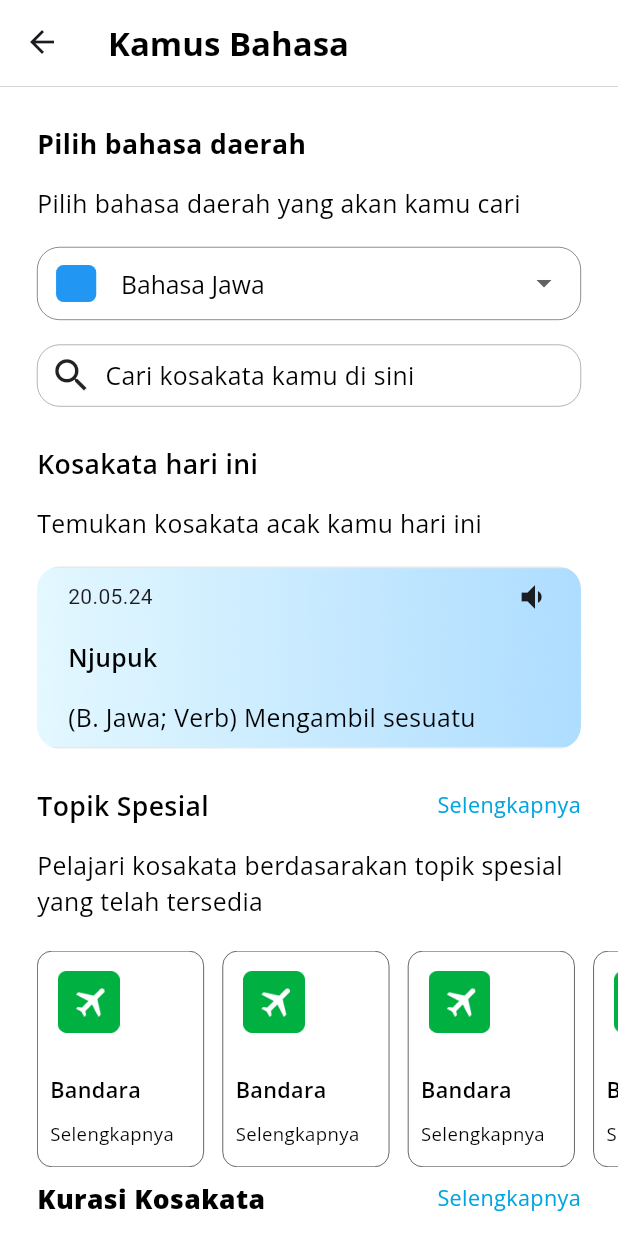
After one commit to AhmadAsroruddin/Derana, a Flutter app: the KamusBahasa screen opened by its route, on a phone screen of 412 x 824 dp. The commit adds this screen. Run offline on Flutter 3.47's test engine with Material 3 defaults, Android fonts, the phone set to English and light mode, and no system bars; our stand-ins replace flutter_bloc, font_awesome_flutter, get_it, google_fonts, percent_indicator, persistent_bottom_nav_bar and 2 more; accounts and stored records are empty.

Commit message:
kamus bahasa screen

```diff
--- a/lib/main.dart
+++ b/lib/main.dart
@@ -1,5 +1,6 @@
 import 'package:derana_multipart/presentation/bloc/routes/route_cubit.dart';
 import 'package:derana_multipart/presentation/pages/form/isi_formulir_page.dart';
+import 'package:derana_multipart/presentation/pages/kamus_bahasa/kamus_bahasa.dart';
 import 'package:derana_multipart/presentation/providers/page_provider.dart';
 import 'package:derana_multipart/presentation/routes/router_delegate.dart';
 import 'package:flutter/material.dart';
@@ -45,6 +46,7 @@ class _MyAppState extends State<MyApp> {
         ),
         routes: {
           IsiFormulirPage.routeName: (context) => const IsiFormulirPage(),
+          KamusBahasa.routeName: (context) => const KamusBahasa()
         },
         home: Router(
           routerDelegate: myRouterDelegate,
--- a/lib/presentation/pages/belajar/middle_card_belajar.dart
+++ b/lib/presentation/pages/belajar/middle_card_belajar.dart
@@ -25,7 +25,7 @@ class MiddleCardBelajar extends StatelessWidget {
       ),
       decoration: BoxDecoration(
         border: Border.all(
-          width: .2,
+          width: .4,
         ),
         borderRadius: BorderRadius.circular(10),
       ),
--- a/lib/presentation/pages/beranda/beranda_page.dart
+++ b/lib/presentation/pages/beranda/beranda_page.dart
@@ -1,4 +1,5 @@
 import 'package:derana_multipart/presentation/pages/form/form_page.dart';
+import 'package:derana_multipart/presentation/pages/kamus_bahasa/kamus_bahasa.dart';
 import 'package:derana_multipart/presentation/shared/const.dart';
 import 'package:derana_multipart/presentation/shared/theme.dart';
 import 'package:flutter/material.dart';
@@ -21,7 +22,6 @@ class _BerandaPageState extends State<BerandaPage> {
 
   @override
   void initState() {
-    // TODO: implement initState
     super.initState();
     _scrollController.addListener(() {
       if (_scrollController.offset > 0) {
@@ -161,22 +161,40 @@ class _BerandaPageState extends State<BerandaPage> {
                                 ],
                               ),
                             ),
-                            const Row(
+                            Row(
                               mainAxisAlignment: MainAxisAlignment.spaceBetween,
                               children: <Widget>[
                                 FeatureWidget(
+                                  onTap: () {
+                                    PersistentNavBarNavigator.pushNewScreen(
+                                      context,
+                                      screen: const KamusBahasa(),
+                                      withNavBar: false,
+                                      pageTransitionAnimation:
+                                          PageTransitionAnimation.cupertino,
+                                    );
+                                  },
                                   image: "kamus",
                                   name: "Kamus Bahasa",
                                 ),
                                 FeatureWidget(
+                                  onTap: () {
+                                    print("penerjemah");
+                                  },
                                   image: "penerjemah",
                                   name: "Penerjemah",
                                 ),
                                 FeatureWidget(
+                                  onTap: () {
+                                    print("data bahasa");
+                                  },
                                   image: "data_bahasa",
                                   name: "Data Bahasa",
                                 ),
                                 FeatureWidget(
+                                  onTap: () {
+                                    print("petaBahasa");
+                                  },
                                   image: "peta_bahasa",
                                   name: "Peta Bahasa",
                                 ),
@@ -185,22 +203,34 @@ class _BerandaPageState extends State<BerandaPage> {
                             SizedBox(
                               height: deviceHeight * 0.02,
                             ),
-                            const Row(
+                            Row(
                               mainAxisAlignment: MainAxisAlignment.spaceBetween,
                               children: <Widget>[
                                 FeatureWidget(
+                                  onTap: () {
+                                    print("vitalitas bahasa");
+                                  },
                                   image: "vitalitas_bahasa",
                                   name: "Vitalitas Bahasa",
                                 ),
                                 FeatureWidget(
+                                  onTap: () {
+                                    print("video");
+                                  },
                                   image: "video",
                                   name: "Video Bahasa",
                                 ),
                                 FeatureWidget(
+                                  onTap: () {
+                                    print("buku");
+                                  },
                                   image: "buku",
                                   name: "Buku Digital",
                                 ),
                                 FeatureWidget(
+                                  onTap: () {
+                                    print("lainnya");
+                                  },
                                   image: "lainnya",
                                   name: "Lainnya",
                                 ),
--- /dev/null
+++ b/lib/presentation/pages/kamus_bahasa/kamus_bahasa.dart
@@ -0,0 +1,358 @@
+import 'package:derana_multipart/presentation/pages/belajar/middle_card_belajar.dart';
+import 'package:derana_multipart/presentation/pages/kamus_bahasa/language_dropdown.dart';
+import 'package:derana_multipart/presentation/shared/const.dart';
+import 'package:derana_multipart/presentation/shared/theme.dart';
+import 'package:flutter/material.dart';
+import 'package:google_fonts/google_fonts.dart';
+
+class KamusBahasa extends StatefulWidget {
+  const KamusBahasa({super.key});
+  static const routeName = "/kamus_bahasa";
+
+  @override
+  State<KamusBahasa> createState() => _KamusBahasaState();
+}
+
+class _KamusBahasaState extends State<KamusBahasa> {
+  String? selectedValue;
+
+  @override
+  Widget build(BuildContext context) {
+    return Scaffold(
+      appBar: AppBar(
+        elevation: 0,
+        backgroundColor: whiteColor,
+        bottom: PreferredSize(
+          preferredSize: const Size.fromHeight(2), // Tinggi border bawah
+          child: Container(
+            color: Colors.grey, // Warna border
+            height: .3, // Tebal border, disesuaikan dengan preferredSize
+          ),
+        ),
+        title: Text(
+          "Kamus Bahasa",
+          style: blackTextStyle.copyWith(fontWeight: bold),
+        ),
+      ),
+      body: Container(
+        color: whiteColor,
+        child: SingleChildScrollView(
+          child: Column(
+            children: <Widget>[
+              Container(
+                width: deviceWidth,
+                padding: EdgeInsets.symmetric(horizontal: deviceWidth * 0.06),
+                child: Column(
+                  crossAxisAlignment: CrossAxisAlignment.start,
+                  children: <Widget>[
+                    SizedBox(
+                      height: deviceHeight * 0.03,
+                    ),
+                    Text(
+                      "Pilih bahasa daerah",
+                      style: blackTextStyle.copyWith(
+                        fontWeight: bold,
+                        fontSize: deviceWidth * 0.043,
+                      ),
+                    ),
+                    SizedBox(
+                      height: deviceHeight * 0.02,
+                    ),
+                    Text(
+                      "Pilih bahasa daerah yang akan kamu cari",
+                      style:
+                          blackTextStyle.copyWith(fontSize: deviceWidth * 0.04),
+                    ),
+                    SizedBox(
+                      height: deviceHeight * 0.02,
+                    ),
+                    LanguageDropdown(),
+                    SizedBox(
+                      height: deviceHeight * 0.02,
+                    ),
+                    Container(
+                      width: deviceWidth,
+                      height: deviceHeight * 0.05,
+                      decoration: BoxDecoration(
+                        borderRadius: BorderRadius.circular(15),
+                        border: Border.all(width: .2),
+                      ),
+                      child: Row(
+                        children: <Widget>[
+                          SizedBox(
+                            width: deviceWidth * 0.02,
+                          ),
+                          Icon(
+                            Icons.search_sharp,
+                            size: deviceWidth * 0.07,
+                          ),
+                          SizedBox(
+                            width: deviceWidth * 0.02,
+                          ),
+                          Text(
+                            "Cari kosakata kamu di sini",
+                            style: blackTextStyle.copyWith(
+                                fontSize: deviceWidth * 0.04),
+                          ),
+                        ],
+                      ),
+                    ),
+                    SizedBox(
+                      height: deviceHeight * 0.03,
+                    ),
+                    Text(
+                      "Kosakata hari ini",
+                      style: blackTextStyle.copyWith(
+                        fontSize: deviceWidth * 0.043,
+                        fontWeight: semiBold,
+                      ),
+                    ),
+                    SizedBox(
+                      height: deviceHeight * 0.02,
+                    ),
+                    Text(
+                      "Temukan kosakata acak kamu hari ini",
+                      style:
+                          blackTextStyle.copyWith(fontSize: deviceWidth * 0.04),
+                    ),
+                    Container(
+                      margin:
+                          EdgeInsets.symmetric(vertical: deviceHeight * 0.02),
+                      padding: EdgeInsets.symmetric(
+                        horizontal: deviceWidth * 0.05,
+                        vertical: deviceHeight * 0.01,
+                      ),
+                      width: deviceWidth,
+                      decoration: BoxDecoration(
+                        borderRadius: BorderRadius.circular(15),
+                        image: const DecorationImage(
+                          image:
+                              AssetImage("assets/color/colorGradientBlue.png"),
+                          fit: BoxFit.cover,
+                        ),
+                      ),
+                      child: Column(
+                        crossAxisAlignment: CrossAxisAlignment.start,
+                        children: <Widget>[
+                          const Row(
+                            mainAxisAlignment: MainAxisAlignment.spaceBetween,
+                            children: <Widget>[
+                              Text("20.05.24"),
+                              Icon(Icons.volume_down),
+                            ],
+                          ),
+                          Container(
+                            margin: EdgeInsets.symmetric(
+                                vertical: deviceHeight * 0.02),
+                            child: Text(
+                              "Njupuk",
+                              style: blackTextStyle.copyWith(
+                                fontWeight: semiBold,
+                                fontSize: deviceWidth * 0.04,
+                              ),
+                            ),
+                          ),
+                          Text(
+                            "(B. Jawa; Verb) Mengambil sesuatu",
+                            style: blackTextStyle.copyWith(
+                              fontSize: deviceWidth * 0.04,
+                            ),
+                          )
+                        ],
+                      ),
+                    ),
+                    Container(
+                      margin: EdgeInsets.only(
+                        bottom: deviceHeight * 0.02,
+                        top: deviceHeight * 0.01,
+                      ),
+                      child: Row(
+                        mainAxisAlignment: MainAxisAlignment.spaceBetween,
+                        children: <Widget>[
+                          Text(
+                            "Topik Spesial",
+                            style: blackTextStyle.copyWith(
+                              fontSize: deviceWidth * 0.043,
+                              fontWeight: semiBold,
+                            ),
+                          ),
+                          GestureDetector(
+                            child: Text(
+                              "Selengkapnya",
+                              style: GoogleFonts.openSans().copyWith(
+                                color: primaryColor,
+                                fontSize: deviceWidth * 0.035,
+                              ),
+                            ),
+                          ),
+                        ],
+                      ),
+                    ),
+                    Text(
+                      "Pelajari kosakata berdasarakan topik spesial yang telah tersedia",
+                      style:
+                          blackTextStyle.copyWith(fontSize: deviceWidth * 0.04),
+                    ),
+                  ],
+                ),
+              ),
+              Container(
+                width: deviceWidth,
+                height: deviceHeight * 0.2,
+                padding: EdgeInsets.only(
+                  left: deviceWidth * 0.06,
+                  top: deviceHeight * 0.025,
+                ),
+                child: ListView.builder(
+                  scrollDirection: Axis.horizontal,
+                  itemCount: 4,
+                  itemBuilder: (context, index) {
+                    return Container(
+                      margin: EdgeInsets.only(right: deviceWidth * 0.03),
+                      padding:
+                          EdgeInsets.symmetric(vertical: deviceHeight * 0.0),
+                      child: const MiddleCardBelajar(
+                        title: "Bandara",
+                        color: Colors.white,
+                        image: "bandara",
+                      ),
+                    );
+                  },
+                ),
+              ),
+              Padding(
+                padding: EdgeInsets.symmetric(horizontal: deviceWidth * 0.06),
+                child: Column(
+                  children: [
+                    Container(
+                      margin: EdgeInsets.only(
+                        bottom: deviceHeight * 0.02,
+                        top: deviceHeight * 0.01,
+                      ),
+                      child: Row(
+                        mainAxisAlignment: MainAxisAlignment.spaceBetween,
+                        children: <Widget>[
+                          Text(
+                            "Kurasi Kosakata",
+                            style: blackTextStyle.copyWith(
+                              fontSize: deviceWidth * 0.043,
+                              fontWeight: FontWeight.w900,
+                            ),
+                          ),
+                          GestureDetector(
+                            child: Text(
+                              "Selengkapnya",
+                              style: GoogleFonts.openSans().copyWith(
+                                color: primaryColor,
+                                fontSize: deviceWidth * 0.035,
+                              ),
+                            ),
+                          ),
+                        ],
+                      ),
+                    ),
+                    Text(
+                      "Temukan berbagai macam kosakata yang dibuat oleh komunitas",
+                      style:
+                          blackTextStyle.copyWith(fontSize: deviceWidth * 0.04),
+                    ),
+                  ],
+                ),
+              ),
+              Container(
+                width: deviceWidth,
+                height: deviceHeight * 0.27,
+                padding: EdgeInsets.only(
+                  left: deviceWidth * 0.06,
+                  top: deviceHeight * 0.025,
+                  bottom: deviceHeight * 0.025,
+                ),
+                child: ListView.builder(
+                  scrollDirection: Axis.horizontal,
+                  itemCount: 2,
+                  itemBuilder: (context, index) {
+                    return Container(
+                      margin: EdgeInsets.only(right: deviceWidth * 0.04),
+                      width: deviceWidth * 0.6,
+                      decoration: BoxDecoration(
+                        borderRadius: BorderRadius.circular(15),
+                      ),
+                      child: Column(
+                        children: <Widget>[
+                          Container(
+                            height: deviceHeight * 0.125,
+                            decoration: BoxDecoration(
+                              border: Border.all(width: .4, color: Colors.grey),
+                              borderRadius: const BorderRadius.only(
+                                topLeft: Radius.circular(10),
+                                topRight: Radius.circular(10),
+                              ),
+                              image: const DecorationImage(
+                                image: AssetImage("assets/image/wayang.png"),
+                                fit: BoxFit.cover,
+                              ),
+                            ),
+                          ),
+                          Expanded(
+                            child: Container(
+                              decoration: BoxDecoration(
+                                border:
+                                    Border.all(width: .4, color: Colors.grey),
+                                borderRadius: const BorderRadius.only(
+                                  bottomLeft: Radius.circular(10),
+                                  bottomRight: Radius.circular(10),
+                                ),
+                              ),
+                              padding: EdgeInsets.symmetric(
+                                horizontal: deviceWidth * 0.03,
+                                vertical: deviceHeight * 0.01,
+                              ),
+                              child: Row(
+                                mainAxisAlignment:
+                                    MainAxisAlignment.spaceBetween,
+                                children: <Widget>[
+                                  Column(
+                                    mainAxisAlignment:
+                                        MainAxisAlignment.spaceAround,
+                                    crossAxisAlignment:
+                                        CrossAxisAlignment.start,
+                                    children: <Widget>[
+                                      Text(
+                                        "Bahasa Jawa",
+                                        style: blackTextStyle.copyWith(
+                                          fontWeight: bold,
+                                          fontSize: deviceWidth * 0.045,
+                                        ),
+                                      ),
+                                      Text(
+                                        "Koran Tempo",
+                                        style: blackTextStyle.copyWith(
+                                            fontSize: deviceWidth * 0.036),
+                                      )
+                                    ],
+                                  ),
+                                  CircleAvatar(
+                                    radius: 15,
+                                    backgroundColor: blackColor,
+                                    child: Icon(
+                                      Icons.arrow_forward,
+                                      color: whiteColor,
+                                    ),
+                                  )
+                                ],
+                              ),
+                            ),
+                          )
+                        ],
+                      ),
+                    );
+                  },
+                ),
+              )
+            ],
+          ),
+        ),
+      ),
+    );
+  }
+}
--- /dev/null
+++ b/lib/presentation/pages/kamus_bahasa/language_dropdown.dart
@@ -0,0 +1,72 @@
+import 'package:derana_multipart/presentation/shared/const.dart';
+import 'package:derana_multipart/presentation/shared/theme.dart';
+import 'package:flutter/material.dart';
+
+class LanguageDropdown extends StatefulWidget {
+  @override
+  _LanguageDropdownState createState() => _LanguageDropdownState();
+}
+
+class _LanguageDropdownState extends State<LanguageDropdown> {
+  String? _selectedLanguage = 'Bahasa Jawa';
+  final List<String> _languages = [
+    'Bahasa Jawa',
+    'Bahasa Indonesia',
+    'English'
+  ];
+
+  @override
+  Widget build(BuildContext context) {
+    return Container(
+      width: deviceWidth,
+      padding: EdgeInsets.symmetric(
+        horizontal: deviceWidth * 0.03,
+        vertical: 0,
+      ),
+      decoration: BoxDecoration(
+        color: whiteColor,
+        borderRadius: BorderRadius.circular(15.0),
+        border: Border.all(color: Colors.black, width: .3),
+      ),
+      child: DropdownButtonHideUnderline(
+        child: DropdownButton<String>(
+          value: _selectedLanguage,
+          dropdownColor: whiteColor,
+          icon: const Icon(Icons.arrow_drop_down),
+          iconSize: 24,
+          elevation: 16,
+          style: const TextStyle(color: Colors.black),
+          onChanged: (String? newValue) {
+            setState(() {
+              _selectedLanguage = newValue;
+            });
+          },
+          items: _languages.map<DropdownMenuItem<String>>((String value) {
+            return DropdownMenuItem<String>(
+              value: value,
+              child: Row(
+                children: <Widget>[
+                  Container(
+                    width: deviceWidth * 0.065,
+                    height: deviceHeight * 0.03,
+                    margin: EdgeInsets.only(right: deviceWidth * 0.04),
+                    decoration: BoxDecoration(
+                      borderRadius: BorderRadius.circular(5),
+                      color: Colors.blue,
+                    ),
+                  ),
+                  Text(
+                    value,
+                    style: blackTextStyle.copyWith(
+                      fontSize: deviceWidth * 0.04,
+                    ),
+                  ),
+                ],
+              ),
+            );
+          }).toList(),
+        ),
+      ),
+    );
+  }
+}
--- a/lib/presentation/pages/temukan/temukan_page.dart
+++ b/lib/presentation/pages/temukan/temukan_page.dart
@@ -186,22 +186,34 @@ class TemukanPage extends StatelessWidget {
                   right: deviceWidth * 0.06,
                 ),
                 width: deviceWidth,
-                child: const Row(
+                child: Row(
                   mainAxisAlignment: MainAxisAlignment.spaceAround,
                   children: [
                     FeatureWidget(
+                      onTap: () {
+                        print("budaya");
+                      },
                       image: "budaya",
                       name: "Budaya",
                     ),
                     FeatureWidget(
+                      onTap: () {
+                        print("pekerjaan");
+                      },
                       image: "pekerjaan",
                       name: "Pekerjaan",
                     ),
                     FeatureWidget(
+                      onTap: () {
+                        print("makanan");
+                      },
                       image: "makanan",
                       name: "Makanan",
                     ),
                     FeatureWidget(
+                      onTap: () {
+                        print("wisata");
+                      },
                       image: "wisata",
                       name: "Wisata",
                     ),
--- a/lib/presentation/shared/feature_widget.dart
+++ b/lib/presentation/shared/feature_widget.dart
@@ -8,12 +8,16 @@ class FeatureWidget extends StatelessWidget {
     super.key,
     required this.image,
     required this.name,
+    required this.onTap,
   });
   final String image;
   final String name;
+  final VoidCallback onTap;
   @override
   Widget build(BuildContext context) {
-    return SizedBox(
+    return GestureDetector(
+      onTap: onTap,
+      child: SizedBox(
         width: deviceWidth * 0.19,
         height: deviceHeight * 0.11,
         child: Column(
@@ -34,6 +38,7 @@ class FeatureWidget extends StatelessWidget {
             )
           ],
         ),
+      ),
     );
   }
 }
--- a/pubspec.yaml
+++ b/pubspec.yaml
@@ -75,6 +75,7 @@ flutter:
     - assets/form/
     - assets/data/
     - assets/data/kondisi_bahasa/
+    - assets/color/
 
   # An image asset can refer to one or more resolution-specific "variants", see
   # https://flutter.dev/assets-and-images/#resolution-aware
```
Also changed, not shown: assets/color/colorGradientBlue.png (added), assets/image/bandara.png (added), assets/image/percakapan.png (added), assets/image/restaurant_kamus.png (added), assets/image/wayang.png (added). Lines whose indentation alone changed are shown as unchanged.
